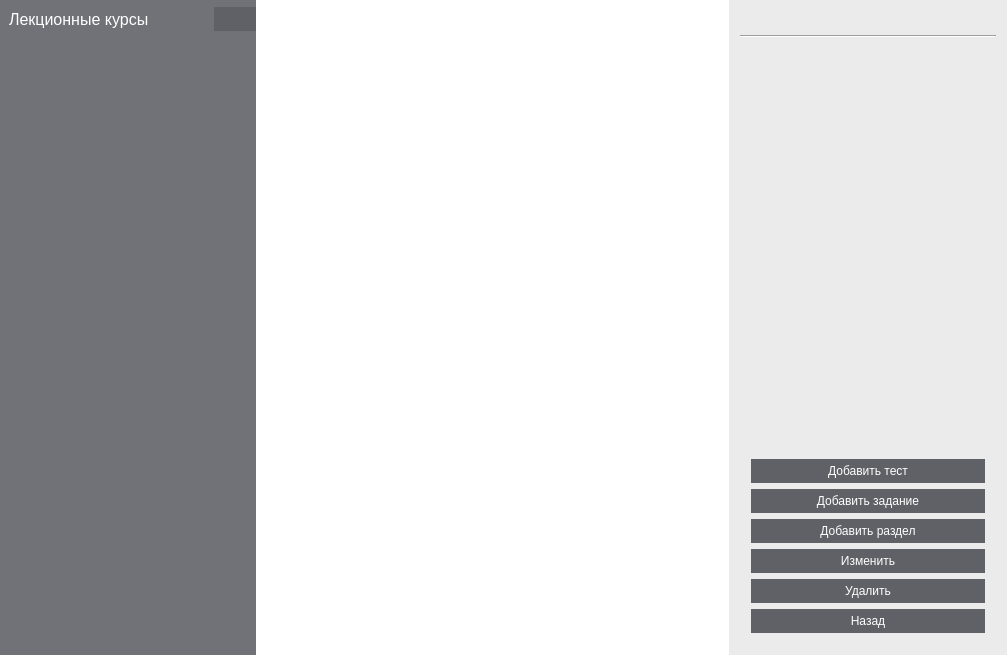
This is app/windows/MainWindow.ui in Rexagon/methodist as Qt 5 draws it before an edit. The edited form follows.
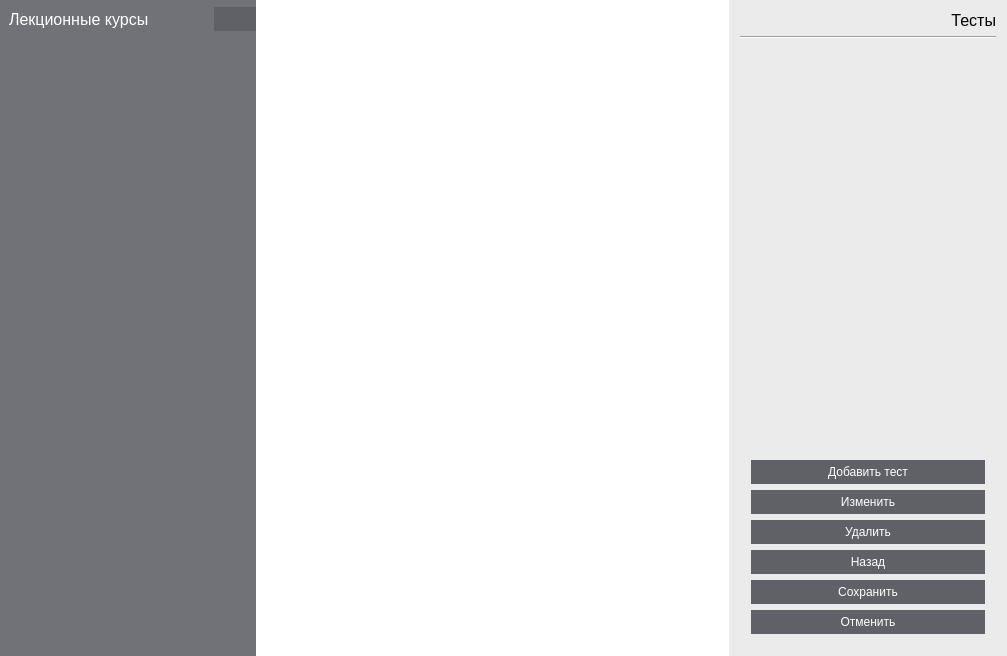
This is the edited form. The open tabs and pages were chosen to show the change. Icons and pictures are not drawn.

Commit message: Made a lot of refactoring, finished tests edit

Diff of the .ui file:
```diff
--- a/app/windows/MainWindow.ui
+++ b/app/windows/MainWindow.ui
@@ -7,7 +7,7 @@
     <x>0</x>
     <y>0</y>
     <width>1007</width>
-    <height>624</height>
+    <height>645</height>
    </rect>
   </property>
   <property name="windowTitle">
@@ -385,7 +385,7 @@
 }</string>
             </property>
             <property name="currentIndex">
-             <number>1</number>
+             <number>2</number>
             </property>
             <widget class="QWidget" name="workspaceTree">
              <layout class="QVBoxLayout" name="verticalLayout_6">
@@ -750,7 +750,7 @@
                  <number>160</number>
                 </attribute>
                 <attribute name="horizontalHeaderStretchLastSection">
-                 <bool>true</bool>
+                 <bool>false</bool>
                 </attribute>
                 <attribute name="verticalHeaderVisible">
                  <bool>false</bool>
@@ -815,25 +815,6 @@
 </string>
             </property>
             <layout class="QGridLayout" name="gridLayout_5">
-             <item row="0" column="0">
-              <widget class="QLabel" name="nodeType">
-               <property name="font">
-                <font>
-                 <pointsize>12</pointsize>
-                </font>
-               </property>
-               <property name="text">
-                <string/>
-               </property>
-              </widget>
-             </item>
-             <item row="1" column="0">
-              <widget class="Line" name="line">
-               <property name="orientation">
-                <enum>Qt::Horizontal</enum>
-               </property>
-              </widget>
-             </item>
              <item row="2" column="0">
               <widget class="QStackedWidget" name="infoPanelPages">
                <property name="styleSheet">
@@ -856,6 +837,28 @@
                  <property name="bottomMargin">
                   <number>0</number>
                  </property>
+                 <item>
+                  <widget class="QLabel" name="courseNodeLabel">
+                   <property name="font">
+                    <font>
+                     <pointsize>12</pointsize>
+                    </font>
+                   </property>
+                   <property name="text">
+                    <string>Курс</string>
+                   </property>
+                   <property name="alignment">
+                    <set>Qt::AlignRight|Qt::AlignTrailing|Qt::AlignVCenter</set>
+                   </property>
+                  </widget>
+                 </item>
+                 <item>
+                  <widget class="Line" name="line">
+                   <property name="orientation">
+                    <enum>Qt::Horizontal</enum>
+                   </property>
+                  </widget>
+                 </item>
                  <item>
                   <widget class="QLabel" name="courseEditNameLabel">
                    <property name="text">
@@ -980,6 +983,28 @@
                  <property name="bottomMargin">
                   <number>0</number>
                  </property>
+                 <item>
+                  <widget class="QLabel" name="sectionNodeLabel">
+                   <property name="font">
+                    <font>
+                     <pointsize>12</pointsize>
+                    </font>
+                   </property>
+                   <property name="text">
+                    <string>Раздел</string>
+                   </property>
+                   <property name="alignment">
+                    <set>Qt::AlignRight|Qt::AlignTrailing|Qt::AlignVCenter</set>
+                   </property>
+                  </widget>
+                 </item>
+                 <item>
+                  <widget class="Line" name="line_2">
+                   <property name="orientation">
+                    <enum>Qt::Horizontal</enum>
+                   </property>
+                  </widget>
+                 </item>
                  <item>
                   <widget class="QLabel" name="sectionEditNameLabel">
                    <property name="text">
@@ -1044,6 +1069,28 @@
                  <property name="bottomMargin">
                   <number>0</number>
                  </property>
+                 <item>
+                  <widget class="QLabel" name="taskNodeLabel">
+                   <property name="font">
+                    <font>
+                     <pointsize>12</pointsize>
+                    </font>
+                   </property>
+                   <property name="text">
+                    <string>Задача</string>
+                   </property>
+                   <property name="alignment">
+                    <set>Qt::AlignRight|Qt::AlignTrailing|Qt::AlignVCenter</set>
+                   </property>
+                  </widget>
+                 </item>
+                 <item>
+                  <widget class="Line" name="line_3">
+                   <property name="orientation">
+                    <enum>Qt::Horizontal</enum>
+                   </property>
+                  </widget>
+                 </item>
                  <item>
                   <widget class="QLabel" name="taskEditNameLabel">
                    <property name="text">
@@ -1122,6 +1169,28 @@
                  <property name="bottomMargin">
                   <number>0</number>
                  </property>
+                 <item>
+                  <widget class="QLabel" name="testNodeLabel">
+                   <property name="font">
+                    <font>
+                     <pointsize>12</pointsize>
+                    </font>
+                   </property>
+                   <property name="text">
+                    <string>Тест</string>
+                   </property>
+                   <property name="alignment">
+                    <set>Qt::AlignRight|Qt::AlignTrailing|Qt::AlignVCenter</set>
+                   </property>
+                  </widget>
+                 </item>
+                 <item>
+                  <widget class="Line" name="line_4">
+                   <property name="orientation">
+                    <enum>Qt::Horizontal</enum>
+                   </property>
+                  </widget>
+                 </item>
                  <item>
                   <widget class="QLabel" name="testEditInputDataLabel">
                    <property name="text">
@@ -1232,77 +1301,68 @@
                  </item>
                 </layout>
                </widget>
-               <widget class="QWidget" name="emptyInfo"/>
+               <widget class="QWidget" name="testsTableInfo">
+                <layout class="QVBoxLayout" name="verticalLayout_8">
+                 <property name="leftMargin">
+                  <number>0</number>
+                 </property>
+                 <property name="topMargin">
+                  <number>0</number>
+                 </property>
+                 <property name="rightMargin">
+                  <number>0</number>
+                 </property>
+                 <property name="bottomMargin">
+                  <number>0</number>
+                 </property>
+                 <item>
+                  <widget class="QLabel" name="testsTableLabel">
+                   <property name="font">
+                    <font>
+                     <pointsize>12</pointsize>
+                    </font>
+                   </property>
+                   <property name="layoutDirection">
+                    <enum>Qt::LeftToRight</enum>
+                   </property>
+                   <property name="text">
+                    <string>Тесты</string>
+                   </property>
+                   <property name="alignment">
+                    <set>Qt::AlignRight|Qt::AlignTrailing|Qt::AlignVCenter</set>
+                   </property>
+                  </widget>
+                 </item>
+                 <item>
+                  <widget class="Line" name="line_5">
+                   <property name="orientation">
+                    <enum>Qt::Horizontal</enum>
+                   </property>
+                  </widget>
+                 </item>
+                 <item>
+                  <spacer name="verticalSpacer_5">
+                   <property name="orientation">
+                    <enum>Qt::Vertical</enum>
+                   </property>
+                   <property name="sizeHint" stdset="0">
+                    <size>
+                     <width>20</width>
+                     <height>40</height>
+                    </size>
+                   </property>
+                  </spacer>
+                 </item>
+                </layout>
+               </widget>
               </widget>
              </item>
              <item row="3" column="0">
               <widget class="QStackedWidget" name="infoPanelButtons">
                <property name="currentIndex">
-                <number>0</number>
+                <number>3</number>
                </property>
-               <widget class="QWidget" name="defaultButtons">
-                <layout class="QVBoxLayout" name="verticalLayout_4">
-                 <item>
-                  <spacer name="verticalSpacer_8">
-                   <property name="orientation">
-                    <enum>Qt::Vertical</enum>
-                   </property>
-                   <property name="sizeHint" stdset="0">
-                    <size>
-                     <width>20</width>
-                     <height>16777215</height>
-                    </size>
-                   </property>
-                  </spacer>
-                 </item>
-                 <item>
-                  <widget class="QPushButton" name="addTestButton">
-                   <property name="text">
-                    <string>Добавить тест</string>
-                   </property>
-                  </widget>
-                 </item>
-                 <item>
-                  <widget class="QPushButton" name="addTaskButton">
-                   <property name="text">
-                    <string>Добавить задание</string>
-                   </property>
-                  </widget>
-                 </item>
-                 <item>
-                  <widget class="QPushButton" name="addSectionButton">
-                   <property name="text">
-                    <string>Добавить раздел</string>
-                   </property>
-                  </widget>
-                 </item>
-                 <item>
-                  <widget class="QPushButton" name="editNodeButton">
-                   <property name="enabled">
-                    <bool>true</bool>
-                   </property>
-                   <property name="text">
-                    <string>Изменить</string>
-                   </property>
-                  </widget>
-                 </item>
-                 <item>
-                  <widget class="QPushButton" name="deleteNodeButton">
-                   <property name="text">
-                    <string>Удалить</string>
-                   </property>
-                  </widget>
-                 </item>
-                 <item>
-                  <widget class="QPushButton" name="exitNodeButton">
-                   <property name="text">
-                    <string>Назад</string>
-                   </property>
-                  </widget>
-                 </item>
-                </layout>
-               </widget>
-               <widget class="QWidget" name="courseEditButtons">
+               <widget class="QWidget" name="courseButtons">
                 <layout class="QVBoxLayout" name="verticalLayout_5">
                  <item>
                   <spacer name="verticalSpacer_4">
@@ -1317,6 +1377,27 @@
                    </property>
                   </spacer>
                  </item>
+                 <item>
+                  <widget class="QPushButton" name="addSectionButton">
+                   <property name="text">
+                    <string>Добавить раздел</string>
+                   </property>
+                  </widget>
+                 </item>
+                 <item>
+                  <widget class="QPushButton" name="editCourseButton">
+                   <property name="text">
+                    <string>Изменить</string>
+                   </property>
+                  </widget>
+                 </item>
+                 <item>
+                  <widget class="QPushButton" name="deleteCourseButton">
+                   <property name="text">
+                    <string>Удалить</string>
+                   </property>
+                  </widget>
+                 </item>
                  <item>
                   <widget class="QPushButton" name="saveCourseChangesButton">
                    <property name="text">
@@ -1333,7 +1414,7 @@
                  </item>
                 </layout>
                </widget>
-               <widget class="QWidget" name="sectionEditButtons">
+               <widget class="QWidget" name="sectionButtons">
                 <layout class="QVBoxLayout" name="verticalLayout_11">
                  <item>
                   <spacer name="verticalSpacer_6">
@@ -1348,6 +1429,34 @@
                    </property>
                   </spacer>
                  </item>
+                 <item>
+                  <widget class="QPushButton" name="addSubsectionButton">
+                   <property name="text">
+                    <string>Добавить раздел</string>
+                   </property>
+                  </widget>
+                 </item>
+                 <item>
+                  <widget class="QPushButton" name="addTaskButton">
+                   <property name="text">
+                    <string>Добавить задание</string>
+                   </property>
+                  </widget>
+                 </item>
+                 <item>
+                  <widget class="QPushButton" name="editSectionButton">
+                   <property name="text">
+                    <string>Изменить</string>
+                   </property>
+                  </widget>
+                 </item>
+                 <item>
+                  <widget class="QPushButton" name="deleteSectionButton">
+                   <property name="text">
+                    <string>Удалить</string>
+                   </property>
+                  </widget>
+                 </item>
                  <item>
                   <widget class="QPushButton" name="saveSectionChangesButton">
                    <property name="text">
@@ -1364,7 +1473,7 @@
                  </item>
                 </layout>
                </widget>
-               <widget class="QWidget" name="taskEditButtons">
+               <widget class="QWidget" name="taskButtons">
                 <layout class="QVBoxLayout" name="verticalLayout_10">
                  <item>
                   <spacer name="verticalSpacer_7">
@@ -1379,6 +1488,20 @@
                    </property>
                   </spacer>
                  </item>
+                 <item>
+                  <widget class="QPushButton" name="editTaskButton">
+                   <property name="text">
+                    <string>Изменить</string>
+                   </property>
+                  </widget>
+                 </item>
+                 <item>
+                  <widget class="QPushButton" name="deleteTaskButton">
+                   <property name="text">
+                    <string>Удалить</string>
+                   </property>
+                  </widget>
+                 </item>
                  <item>
                   <widget class="QPushButton" name="openTestsButton">
                    <property name="text">
@@ -1402,7 +1525,7 @@
                  </item>
                 </layout>
                </widget>
-               <widget class="QWidget" name="testEditButtons">
+               <widget class="QWidget" name="testButtons">
                 <layout class="QVBoxLayout" name="verticalLayout_13">
                  <item>
                   <spacer name="verticalSpacer_10">
@@ -1417,6 +1540,34 @@
                    </property>
                   </spacer>
                  </item>
+                 <item>
+                  <widget class="QPushButton" name="addTestButton">
+                   <property name="text">
+                    <string>Добавить тест</string>
+                   </property>
+                  </widget>
+                 </item>
+                 <item>
+                  <widget class="QPushButton" name="editTestButton">
+                   <property name="text">
+                    <string>Изменить</string>
+                   </property>
+                  </widget>
+                 </item>
+                 <item>
+                  <widget class="QPushButton" name="deleteTestButton">
+                   <property name="text">
+                    <string>Удалить</string>
+                   </property>
+                  </widget>
+                 </item>
+                 <item>
+                  <widget class="QPushButton" name="exitTestsButton">
+                   <property name="text">
+                    <string>Назад</string>
+                   </property>
+                  </widget>
+                 </item>
                  <item>
                   <widget class="QPushButton" name="saveTestChangesButton">
                    <property name="text">
```
The commit also changes 18 other files.
